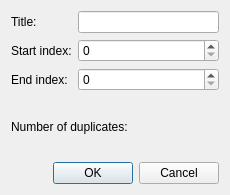
Qt form src/pythonGui/karabogui/project/dialog/object_duplicate.ui (European-XFEL/Karabo) before a commit.
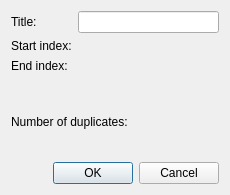
The same form after that commit.

Commit message: GUI: Fix project duplicate dialog

Patch:
```diff
--- a/src/pythonGui/karabogui/project/dialog/object_duplicate.ui
+++ b/src/pythonGui/karabogui/project/dialog/object_duplicate.ui
@@ -33,13 +33,6 @@
        </property>
       </widget>
      </item>
-     <item row="1" column="1">
-      <widget class="QSpinBox" name="sbStart">
-       <property name="maximum">
-        <number>1000</number>
-       </property>
-      </widget>
-     </item>
      <item row="2" column="0">
       <widget class="QLabel" name="laEnd">
        <property name="text">
@@ -47,19 +40,6 @@
        </property>
       </widget>
      </item>
-     <item row="2" column="1">
-      <widget class="QSpinBox" name="sbEnd">
-       <property name="minimum">
-        <number>0</number>
-       </property>
-       <property name="maximum">
-        <number>1000</number>
-       </property>
-       <property name="value">
-        <number>0</number>
-       </property>
-      </widget>
-     </item>
     </layout>
    </item>
    <item>
```
The commit also changes 3 other files.
